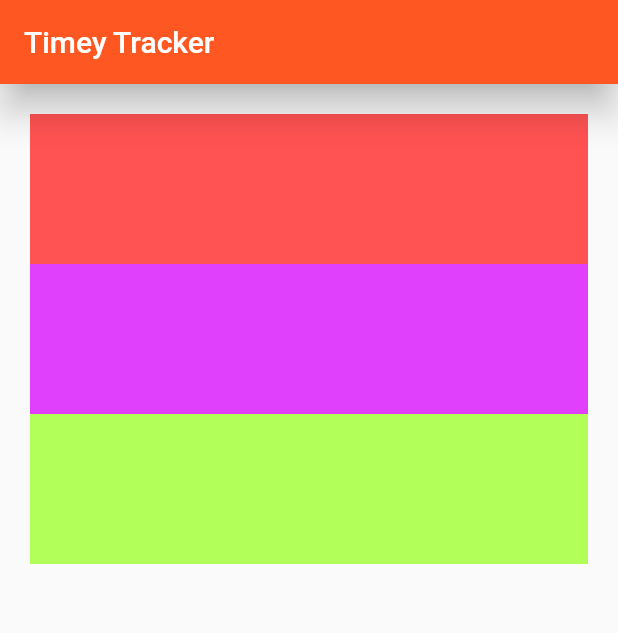
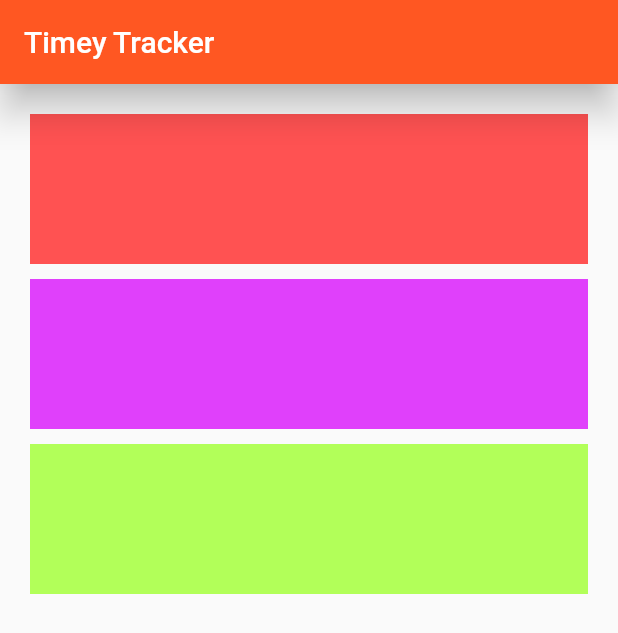
Before and after one commit to VickyAbishek/flutter_timesheet, a Flutter app: the screen it shows after launch, on a phone screen of 412 x 824 dp. Shown: the top 633 px of the screen. Run offline on Flutter 3.47's test engine with Material 2 defaults, Android fonts, the phone set to English and light mode, and no system bars.

Commit message:
day - 003
Added SizedBox widget for padding between buttons

```diff
--- a/timesheet/lib/view/login.dart
+++ b/timesheet/lib/view/login.dart
@@ -33,6 +33,7 @@ class LoginPage extends StatelessWidget {
             ),
             // padding: Padding(padding: ,),
           ),
+          SizedBox(height: 10.0,),
           Container(
             color: Colors.purpleAccent,
             child: SizedBox(
@@ -40,13 +41,15 @@ class LoginPage extends StatelessWidget {
               width: 100.0,
             ),
           ),
+          SizedBox(height: 10.0,),
           Container(
             color: Colors.lightGreenAccent,
             child: SizedBox(
               height: 100.0,
               width: 100.0,
             ),
-          )
+          ),
+          SizedBox(height: 10.0,),
         ],
       ),
     );
```
